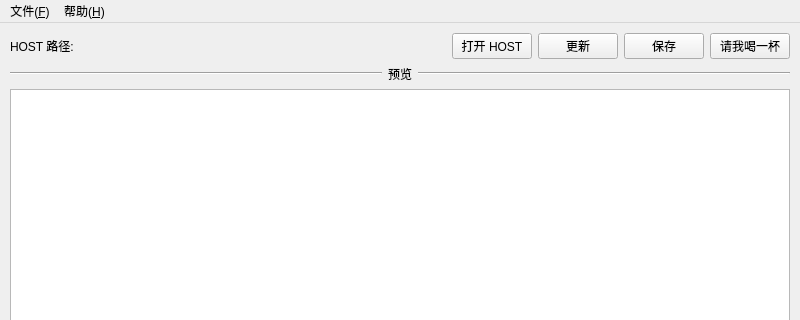
susan0909/GitHubHOST, file window_app.ui: the form before one commit; both pictures show x 0 to 800 and y 0 to 320 of the 800 by 600 pixel window.
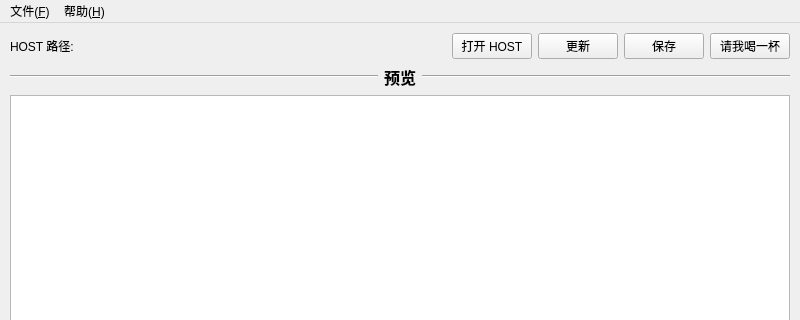
The form after the commit. Icons and pictures are not drawn.

```diff
--- a/window_app.ui
+++ b/window_app.ui
@@ -111,6 +111,13 @@
         </item>
         <item>
          <widget class="QLabel" name="labelPreview">
+          <property name="font">
+           <font>
+            <pointsize>12</pointsize>
+            <weight>75</weight>
+            <bold>true</bold>
+           </font>
+          </property>
           <property name="text">
            <string>预览</string>
           </property>
```
